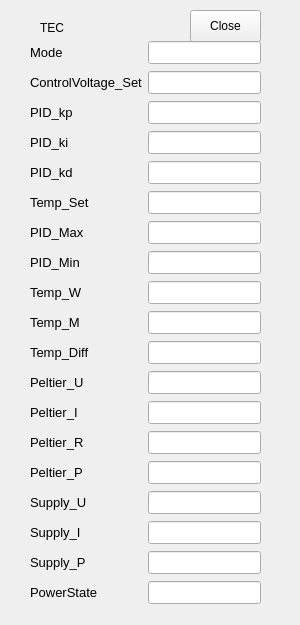
ursl/tessie, file test1/TECDisplay.ui: the form before one commit.
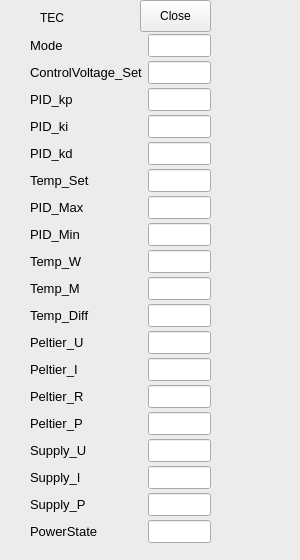
The form after the commit.

Patch:
```diff
--- a/test1/TECDisplay.ui
+++ b/test1/TECDisplay.ui
@@ -7,7 +7,7 @@
     <x>0</x>
     <y>0</y>
     <width>300</width>
-    <height>625</height>
+    <height>560</height>
    </rect>
   </property>
   <property name="minimumSize">
@@ -19,9 +19,46 @@
   <property name="maximumSize">
    <size>
     <width>300</width>
-    <height>700</height>
+    <height>660</height>
    </size>
   </property>
+  <property name="palette">
+   <palette>
+    <active>
+     <colorrole role="Window">
+      <brush brushstyle="SolidPattern">
+       <color alpha="255">
+        <red>240</red>
+        <green>194</green>
+        <blue>130</blue>
+       </color>
+      </brush>
+     </colorrole>
+    </active>
+    <inactive>
+     <colorrole role="Window">
+      <brush brushstyle="SolidPattern">
+       <color alpha="255">
+        <red>236</red>
+        <green>236</green>
+        <blue>236</blue>
+       </color>
+      </brush>
+     </colorrole>
+    </inactive>
+    <disabled>
+     <colorrole role="Window">
+      <brush brushstyle="SolidPattern">
+       <color alpha="255">
+        <red>240</red>
+        <green>194</green>
+        <blue>130</blue>
+       </color>
+      </brush>
+     </colorrole>
+    </disabled>
+   </palette>
+  </property>
   <property name="windowTitle">
    <string>Form</string>
   </property>
@@ -34,8 +71,8 @@
   <widget class="QPushButton" name="pushButton">
    <property name="geometry">
     <rect>
-     <x>190</x>
-     <y>10</y>
+     <x>140</x>
+     <y>0</y>
      <width>71</width>
      <height>32</height>
     </rect>
@@ -48,16 +85,20 @@
    <property name="geometry">
     <rect>
      <x>30</x>
-     <y>40</y>
-     <width>231</width>
-     <height>581</height>
+     <y>30</y>
+     <width>181</width>
+     <height>531</height>
     </rect>
    </property>
-   <layout class="QGridLayout" name="gridLayout">
+   <layout class="QGridLayout" name="gridLayout" rowminimumheight="0,0,0,0,0,0,0,0,0,0,0,0,0,0,0,0,0,0,0">
+    <property name="verticalSpacing">
+     <number>0</number>
+    </property>
     <item row="11" column="0">
      <widget class="QLabel" name="label_11">
       <property name="font">
        <font>
+        <family>Arial</family>
         <pointsize>10</pointsize>
        </font>
       </property>
@@ -70,6 +111,7 @@
      <widget class="QLabel" name="label_14">
       <property name="font">
        <font>
+        <family>Arial</family>
         <pointsize>10</pointsize>
        </font>
       </property>
@@ -82,6 +124,7 @@
      <widget class="QLineEdit" name="value_16">
       <property name="font">
        <font>
+        <family>Arial</family>
         <pointsize>10</pointsize>
        </font>
       </property>
@@ -91,6 +134,7 @@
      <widget class="QLabel" name="label_12">
       <property name="font">
        <font>
+        <family>Arial</family>
         <pointsize>10</pointsize>
        </font>
       </property>
@@ -112,6 +156,7 @@
      <widget class="QLabel" name="label_09">
       <property name="font">
        <font>
+        <family>Arial</family>
         <pointsize>10</pointsize>
        </font>
       </property>
@@ -124,6 +169,7 @@
      <widget class="QLabel" name="label_08">
       <property name="font">
        <font>
+        <family>Arial</family>
         <pointsize>10</pointsize>
        </font>
       </property>
@@ -136,6 +182,7 @@
      <widget class="QLineEdit" name="value_07">
       <property name="font">
        <font>
+        <family>Arial</family>
         <pointsize>10</pointsize>
        </font>
       </property>
@@ -145,6 +192,7 @@
      <widget class="QLabel" name="label_15">
       <property name="font">
        <font>
+        <family>Arial</family>
         <pointsize>10</pointsize>
        </font>
       </property>
@@ -157,6 +205,7 @@
      <widget class="QLineEdit" name="value_11">
       <property name="font">
        <font>
+        <family>Arial</family>
         <pointsize>10</pointsize>
        </font>
       </property>
@@ -166,6 +215,7 @@
      <widget class="QLabel" name="label_16">
       <property name="font">
        <font>
+        <family>Arial</family>
         <pointsize>10</pointsize>
        </font>
       </property>
@@ -178,6 +228,7 @@
      <widget class="QLineEdit" name="value_04">
       <property name="font">
        <font>
+        <family>Arial</family>
         <pointsize>10</pointsize>
        </font>
       </property>
@@ -187,6 +238,7 @@
      <widget class="QLabel" name="label_06">
       <property name="font">
        <font>
+        <family>Arial</family>
         <pointsize>10</pointsize>
        </font>
       </property>
@@ -199,6 +251,7 @@
      <widget class="QLineEdit" name="value_17">
       <property name="font">
        <font>
+        <family>Arial</family>
         <pointsize>10</pointsize>
        </font>
       </property>
@@ -208,6 +261,7 @@
      <widget class="QLineEdit" name="value_03">
       <property name="font">
        <font>
+        <family>Arial</family>
         <pointsize>10</pointsize>
        </font>
       </property>
@@ -217,6 +271,7 @@
      <widget class="QLineEdit" name="value_06">
       <property name="font">
        <font>
+        <family>Arial</family>
         <pointsize>10</pointsize>
        </font>
       </property>
@@ -226,6 +281,7 @@
      <widget class="QLabel" name="label_13">
       <property name="font">
        <font>
+        <family>Arial</family>
         <pointsize>10</pointsize>
        </font>
       </property>
@@ -238,6 +294,7 @@
      <widget class="QLineEdit" name="value_18">
       <property name="font">
        <font>
+        <family>Arial</family>
         <pointsize>10</pointsize>
        </font>
       </property>
@@ -247,6 +304,7 @@
      <widget class="QLabel" name="label_02">
       <property name="font">
        <font>
+        <family>Arial</family>
         <pointsize>10</pointsize>
        </font>
       </property>
@@ -259,6 +317,7 @@
      <widget class="QLineEdit" name="value_15">
       <property name="font">
        <font>
+        <family>Arial</family>
         <pointsize>10</pointsize>
        </font>
       </property>
@@ -268,6 +327,7 @@
      <widget class="QLineEdit" name="value_12">
       <property name="font">
        <font>
+        <family>Arial</family>
         <pointsize>10</pointsize>
        </font>
       </property>
@@ -277,6 +337,7 @@
      <widget class="QLineEdit" name="value_09">
       <property name="font">
        <font>
+        <family>Arial</family>
         <pointsize>10</pointsize>
        </font>
       </property>
@@ -286,6 +347,7 @@
      <widget class="QLabel" name="label_04">
       <property name="font">
        <font>
+        <family>Arial</family>
         <pointsize>10</pointsize>
        </font>
       </property>
@@ -298,6 +360,7 @@
      <widget class="QLabel" name="label_10">
       <property name="font">
        <font>
+        <family>Arial</family>
         <pointsize>10</pointsize>
        </font>
       </property>
@@ -310,6 +373,7 @@
      <widget class="QLineEdit" name="value_10">
       <property name="font">
        <font>
+        <family>Arial</family>
         <pointsize>10</pointsize>
        </font>
       </property>
@@ -319,6 +383,7 @@
      <widget class="QLineEdit" name="value_02">
       <property name="font">
        <font>
+        <family>Arial</family>
         <pointsize>10</pointsize>
        </font>
       </property>
@@ -328,6 +393,7 @@
      <widget class="QLabel" name="label_01">
       <property name="font">
        <font>
+        <family>Arial</family>
         <pointsize>10</pointsize>
        </font>
       </property>
@@ -340,6 +406,7 @@
      <widget class="QLineEdit" name="value_13">
       <property name="font">
        <font>
+        <family>Arial</family>
         <pointsize>10</pointsize>
        </font>
       </property>
@@ -349,6 +416,7 @@
      <widget class="QLabel" name="label_17">
       <property name="font">
        <font>
+        <family>Arial</family>
         <pointsize>10</pointsize>
        </font>
       </property>
@@ -361,6 +429,7 @@
      <widget class="QLabel" name="label_03">
       <property name="font">
        <font>
+        <family>Arial</family>
         <pointsize>10</pointsize>
        </font>
       </property>
@@ -373,6 +442,7 @@
      <widget class="QLineEdit" name="value_01">
       <property name="font">
        <font>
+        <family>Arial</family>
         <pointsize>10</pointsize>
        </font>
       </property>
@@ -382,6 +452,7 @@
      <widget class="QLineEdit" name="value_08">
       <property name="font">
        <font>
+        <family>Arial</family>
         <pointsize>10</pointsize>
        </font>
       </property>
@@ -391,6 +462,7 @@
      <widget class="QLabel" name="label_00">
       <property name="font">
        <font>
+        <family>Arial</family>
         <pointsize>10</pointsize>
        </font>
       </property>
@@ -403,6 +475,7 @@
      <widget class="QLineEdit" name="value_14">
       <property name="font">
        <font>
+        <family>Arial</family>
         <pointsize>10</pointsize>
        </font>
       </property>
@@ -412,6 +485,7 @@
      <widget class="QLabel" name="label_05">
       <property name="font">
        <font>
+        <family>Arial</family>
         <pointsize>10</pointsize>
        </font>
       </property>
@@ -424,6 +498,7 @@
      <widget class="QLabel" name="label_18">
       <property name="font">
        <font>
+        <family>Arial</family>
         <pointsize>10</pointsize>
        </font>
       </property>
@@ -436,6 +511,7 @@
      <widget class="QLineEdit" name="value_05">
       <property name="font">
        <font>
+        <family>Arial</family>
         <pointsize>10</pointsize>
        </font>
       </property>
@@ -445,6 +521,7 @@
      <widget class="QLabel" name="label_07">
       <property name="font">
        <font>
+        <family>Arial</family>
         <pointsize>10</pointsize>
        </font>
       </property>
@@ -459,7 +536,7 @@
    <property name="geometry">
     <rect>
      <x>40</x>
-     <y>20</y>
+     <y>10</y>
      <width>58</width>
      <height>16</height>
     </rect>
```
Left out of the diff: 2 changed lines with no effect on the pictures.
